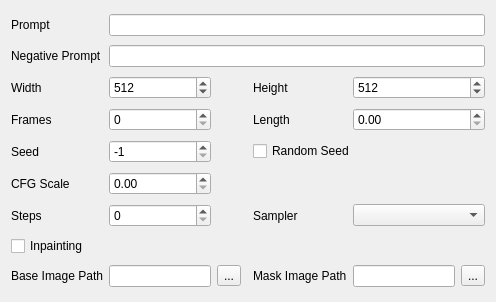
Before: the Qt Designer form modules/ui/views/widgets/sampling_params.ui in HashakGik/OneTrainer-QT6, drawn with Qt 5.
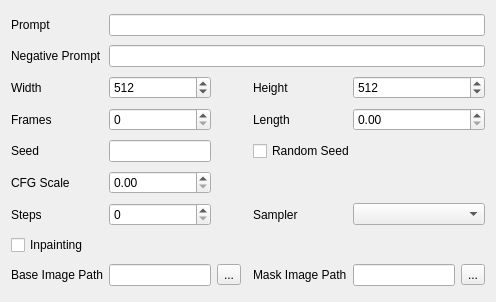
After: the same form once the commit is applied.

```diff
--- a/modules/ui/views/widgets/sampling_params.ui
+++ b/modules/ui/views/widgets/sampling_params.ui
@@ -120,20 +120,7 @@
       <string>Seed</string>
      </property>
      <property name="buddy">
-      <cstring>seedSbx</cstring>
-     </property>
-    </widget>
-   </item>
-   <item row="4" column="1">
-    <widget class="QSpinBox" name="seedSbx">
-     <property name="minimum">
-      <number>-1</number>
-     </property>
-     <property name="maximum">
-      <number>999999999</number>
-     </property>
-     <property name="value">
-      <number>-1</number>
+      <cstring>seedLed</cstring>
      </property>
     </widget>
    </item>
@@ -254,6 +241,9 @@
      </property>
     </widget>
    </item>
+   <item row="4" column="1">
+    <widget class="QLineEdit" name="seedLed"/>
+   </item>
   </layout>
  </widget>
  <tabstops>
```
Left out of the diff: 2 changed lines with no effect on the pictures.
